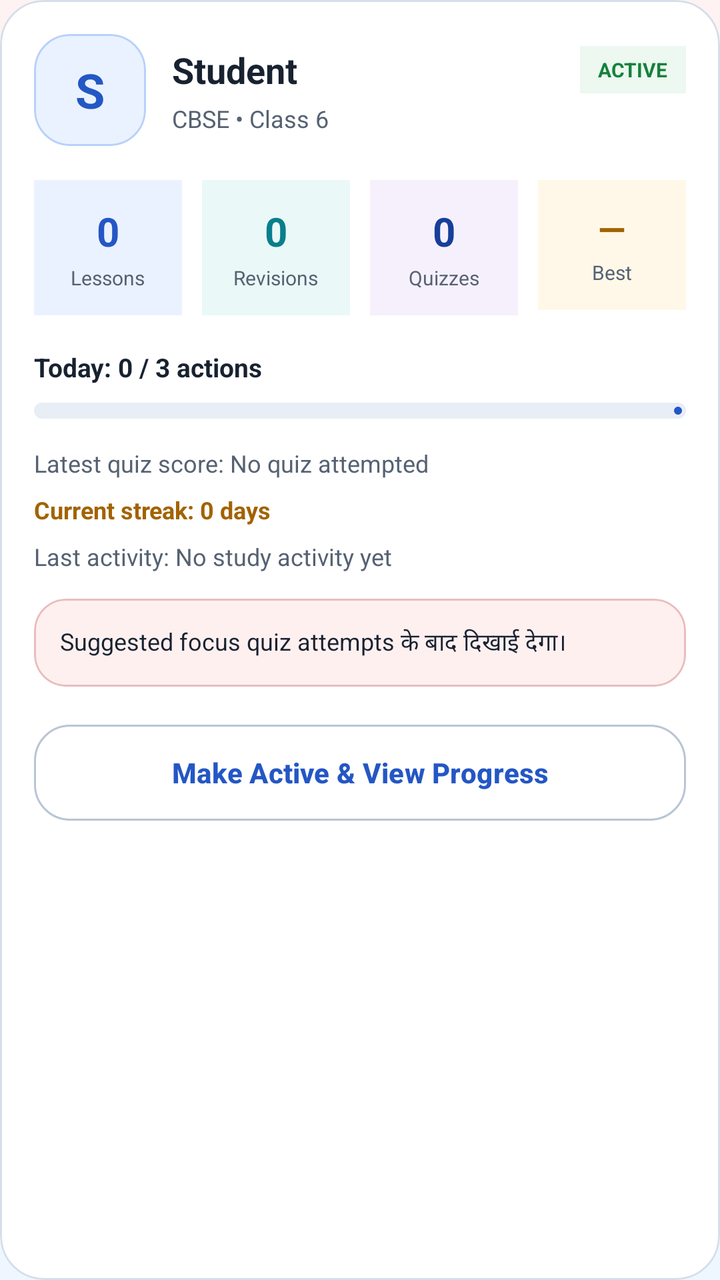
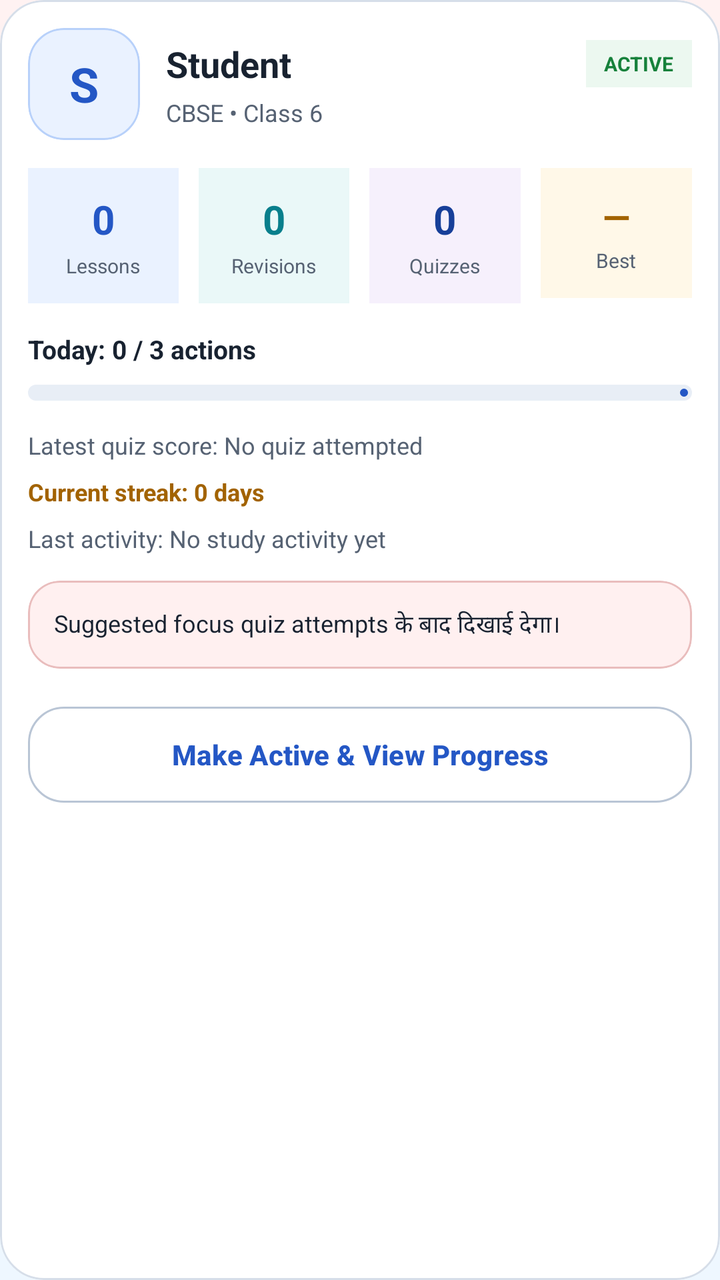

The first picture is an Android layout as it rendered before a commit; the second is the same layout after the commit. The layout source and the unified diff follow.
<!-- AndroidManifest.xml: application theme Theme.StudySaathi -->
<!-- res/layout/item_parent_profile_summary.xml -->
<?xml version="1.0" encoding="utf-8"?>
<com.google.android.material.card.MaterialCardView xmlns:android="http://schemas.android.com/apk/res/android"
    xmlns:app="http://schemas.android.com/apk/res-auto"
    android:id="@+id/cardParentProfile"
    android:layout_width="match_parent"
    android:layout_height="wrap_content"
    android:layout_marginBottom="14dp"
    app:cardBackgroundColor="@color/ss_surface"
    app:cardCornerRadius="22dp"
    app:cardElevation="0dp"
    app:strokeColor="@color/ss_outline"
    app:strokeWidth="1dp">

    <LinearLayout
        android:layout_width="match_parent"
        android:layout_height="wrap_content"
        android:orientation="vertical"
        android:padding="17dp">

        <LinearLayout
            android:layout_width="match_parent"
            android:layout_height="wrap_content"
            android:gravity="center_vertical"
            android:orientation="horizontal">

            <com.google.android.material.card.MaterialCardView
                android:layout_width="56dp"
                android:layout_height="56dp"
                app:cardBackgroundColor="@color/ss_blue_soft"
                app:cardCornerRadius="18dp"
                app:cardElevation="0dp"
                app:strokeColor="@color/ss_blue_border"
                app:strokeWidth="1dp">

                <TextView
                    android:id="@+id/textParentInitial"
                    android:layout_width="match_parent"
                    android:layout_height="match_parent"
                    android:fontFamily="sans-serif-rounded"
                    android:gravity="center"
                    android:text="S"
                    android:textColor="@color/ss_primary"
                    android:textSize="24sp"
                    android:textStyle="bold" />

            </com.google.android.material.card.MaterialCardView>

            <LinearLayout
                android:layout_width="0dp"
                android:layout_height="wrap_content"
                android:layout_marginStart="13dp"
                android:layout_weight="1"
                android:orientation="vertical">

                <LinearLayout
                    android:layout_width="match_parent"
                    android:layout_height="wrap_content"
                    android:gravity="center_vertical"
                    android:orientation="horizontal">

                    <TextView
                        android:id="@+id/textParentName"
                        android:layout_width="0dp"
                        android:layout_height="wrap_content"
                        android:layout_weight="1"
                        android:fontFamily="sans-serif-rounded"
                        android:text="Student"
                        android:textColor="@color/ss_text_primary"
                        android:textSize="18sp"
                        android:textStyle="bold" />

                    <TextView
                        android:id="@+id/textParentActiveBadge"
                        android:layout_width="wrap_content"
                        android:layout_height="wrap_content"
                        android:background="@color/ss_green_soft"
                        android:paddingStart="9dp"
                        android:paddingTop="5dp"
                        android:paddingEnd="9dp"
                        android:paddingBottom="5dp"
                        android:text="@string/parent_active_profile"
                        android:textColor="@color/ss_success"
                        android:textSize="10sp"
                        android:textStyle="bold" />

                </LinearLayout>

                <TextView
                    android:id="@+id/textParentDetails"
                    android:layout_width="match_parent"
                    android:layout_height="wrap_content"
                    android:layout_marginTop="4dp"
                    android:text="CBSE • Class 6"
                    android:textColor="@color/ss_text_secondary"
                    android:textSize="12sp" />

            </LinearLayout>

        </LinearLayout>

        <LinearLayout
            android:layout_width="match_parent"
            android:layout_height="wrap_content"
            android:layout_marginTop="17dp"
            android:baselineAligned="false"
            android:orientation="horizontal">

            <LinearLayout
                android:layout_width="0dp"
                android:layout_height="wrap_content"
                android:layout_marginEnd="5dp"
                android:layout_weight="1"
                android:background="@color/ss_blue_soft"
                android:gravity="center"
                android:orientation="vertical"
                android:padding="12dp">

                <TextView
                    android:id="@+id/textParentCompletedLessons"
                    android:layout_width="wrap_content"
                    android:layout_height="wrap_content"
                    android:text="0"
                    android:textColor="@color/ss_primary"
                    android:textSize="20sp"
                    android:textStyle="bold" />

                <TextView
                    android:layout_width="wrap_content"
                    android:layout_height="wrap_content"
                    android:layout_marginTop="3dp"
                    android:text="@string/parent_lessons"
                    android:textColor="@color/ss_text_secondary"
                    android:textSize="10sp" />

            </LinearLayout>

            <LinearLayout
                android:layout_width="0dp"
                android:layout_height="wrap_content"
                android:layout_marginStart="5dp"
                android:layout_marginEnd="5dp"
                android:layout_weight="1"
                android:background="@color/ss_teal_soft"
                android:gravity="center"
                android:orientation="vertical"
                android:padding="12dp">

                <TextView
                    android:id="@+id/textParentRevisions"
                    android:layout_width="wrap_content"
                    android:layout_height="wrap_content"
                    android:text="0"
                    android:textColor="@color/ss_secondary"
                    android:textSize="20sp"
                    android:textStyle="bold" />

                <TextView
                    android:layout_width="wrap_content"
                    android:layout_height="wrap_content"
                    android:layout_marginTop="3dp"
                    android:text="@string/parent_revisions"
                    android:textColor="@color/ss_text_secondary"
                    android:textSize="10sp" />

            </LinearLayout>

            <LinearLayout
                android:layout_width="0dp"
                android:layout_height="wrap_content"
                android:layout_marginStart="5dp"
                android:layout_marginEnd="5dp"
                android:layout_weight="1"
                android:background="@color/ss_purple_soft"
                android:gravity="center"
                android:orientation="vertical"
                android:padding="12dp">

                <TextView
                    android:id="@+id/textParentQuizAttempts"
                    android:layout_width="wrap_content"
                    android:layout_height="wrap_content"
                    android:text="0"
                    android:textColor="@color/ss_primary_dark"
                    android:textSize="20sp"
                    android:textStyle="bold" />

                <TextView
                    android:layout_width="wrap_content"
                    android:layout_height="wrap_content"
                    android:layout_marginTop="3dp"
                    android:text="@string/parent_quizzes"
                    android:textColor="@color/ss_text_secondary"
                    android:textSize="10sp" />

            </LinearLayout>

            <LinearLayout
                android:layout_width="0dp"
                android:layout_height="wrap_content"
                android:layout_marginStart="5dp"
                android:layout_weight="1"
                android:background="@color/ss_yellow_soft"
                android:gravity="center"
                android:orientation="vertical"
                android:padding="12dp">

                <TextView
                    android:id="@+id/textParentBestScore"
                    android:layout_width="wrap_content"
                    android:layout_height="wrap_content"
                    android:text="—"
                    android:textColor="@color/ss_warning"
                    android:textSize="18sp"
                    android:textStyle="bold" />

                <TextView
                    android:layout_width="wrap_content"
                    android:layout_height="wrap_content"
                    android:layout_marginTop="3dp"
                    android:text="@string/parent_best_score"
                    android:textColor="@color/ss_text_secondary"
                    android:textSize="10sp" />

            </LinearLayout>

        </LinearLayout>

        <TextView
            android:id="@+id/textParentDailyGoal"
            android:layout_width="match_parent"
            android:layout_height="wrap_content"
            android:layout_marginTop="17dp"
            android:text="Today: 0 / 3 actions"
            android:textColor="@color/ss_text_primary"
            android:textSize="13sp"
            android:textStyle="bold" />

        <com.google.android.material.progressindicator.LinearProgressIndicator
            android:id="@+id/progressParentDailyGoal"
            android:layout_width="match_parent"
            android:layout_height="8dp"
            android:layout_marginTop="9dp"
            app:indicatorColor="@color/ss_primary"
            app:trackColor="@color/ss_surface_muted"
            app:trackCornerRadius="4dp"
            app:trackThickness="8dp" />

        <TextView
            android:id="@+id/textParentLatestScore"
            android:layout_width="match_parent"
            android:layout_height="wrap_content"
            android:layout_marginTop="14dp"
            android:text="@string/parent_no_quiz_attempt"
            android:textColor="@color/ss_text_secondary"
            android:textSize="12sp" />

        <TextView
            android:id="@+id/textParentStreak"
            android:layout_width="match_parent"
            android:layout_height="wrap_content"
            android:layout_marginTop="7dp"
            android:text="Current streak: 0 days"
            android:textColor="@color/ss_warning"
            android:textSize="12sp"
            android:textStyle="bold" />

        <TextView
            android:id="@+id/textParentLastActivity"
            android:layout_width="match_parent"
            android:layout_height="wrap_content"
            android:layout_marginTop="7dp"
            android:text="@string/parent_no_study_activity"
            android:textColor="@color/ss_text_secondary"
            android:textSize="12sp" />

        <com.google.android.material.card.MaterialCardView
            android:layout_width="match_parent"
            android:layout_height="wrap_content"
            android:layout_marginTop="13dp"
            app:cardBackgroundColor="@color/ss_red_soft"
            app:cardCornerRadius="16dp"
            app:cardElevation="0dp"
            app:strokeColor="@color/ss_red_border"
            app:strokeWidth="1dp">

            <TextView
                android:id="@+id/textParentWeakChapter"
                android:layout_width="match_parent"
                android:layout_height="wrap_content"
                android:padding="13dp"
                android:text="@string/parent_weak_chapter_unavailable"
                android:textColor="@color/ss_text_primary"
                android:textSize="12sp" />

        </com.google.android.material.card.MaterialCardView>

        <com.google.android.material.button.MaterialButton
            android:id="@+id/buttonOpenParentProfile"
            style="@style/Widget.StudySaathi.Button.Outlined"
            android:layout_width="match_parent"
            android:layout_height="wrap_content"
            android:layout_marginTop="15dp"
            android:text="@string/parent_activate_and_view"
            android:textAllCaps="false"
            android:textSize="14sp" />

    </LinearLayout>

</com.google.android.material.card.MaterialCardView>
<!-- resources referenced by this layout -->
<resources>
  <color name="ss_blue_border">#B8D1FA</color>
  <color name="ss_blue_soft">#EAF2FF</color>
  <color name="ss_green_soft">#ECF8F0</color>
  <color name="ss_outline">#D6DEE9</color>
  <color name="ss_primary">#2457C5</color>
  <color name="ss_primary_dark">#173F99</color>
  <color name="ss_purple_soft">#F6F0FC</color>
  <color name="ss_red_border">#E9BDBD</color>
  <color name="ss_red_soft">#FFF0F0</color>
  <color name="ss_secondary">#087F8C</color>
  <color name="ss_success">#16813B</color>
  <color name="ss_surface">#FFFFFF</color>
  <color name="ss_surface_muted">#E8EEF6</color>
  <color name="ss_teal_soft">#EAF8F8</color>
  <color name="ss_text_primary">#182230</color>
  <color name="ss_text_secondary">#566273</color>
  <color name="ss_warning">#A26300</color>
  <color name="ss_yellow_soft">#FFF8E8</color>
  <string name="parent_activate_and_view">
          Make Active &amp; View Progress
      </string>
  <string name="parent_active_profile">
          ACTIVE
      </string>
  <string name="parent_best_score">
          Best
      </string>
  <string name="parent_lessons">
          Lessons
      </string>
  <string name="parent_no_quiz_attempt">
          Latest quiz score: No quiz attempted
      </string>
  <string name="parent_no_study_activity">
          Last activity: No study activity yet
      </string>
  <string name="parent_quizzes">
          Quizzes
      </string>
  <string name="parent_revisions">
          Revisions
      </string>
  <string name="parent_weak_chapter_unavailable">
          Suggested focus quiz attempts के बाद दिखाई देगा।
      </string>
  <style name="Widget.StudySaathi.Button.Outlined" parent="Widget.Material3.Button.OutlinedButton">
          <item name="cornerRadius">18dp</item>
          <item name="android:minHeight">56dp</item>
          <item name="android:textStyle">bold</item>
          <item name="strokeColor">@color/ss_outline_strong</item>
          <item name="android:textColor">@color/ss_primary</item>
      </style>
  <color name="ss_outline_strong">#B9C5D5</color>
  <color name="ss_on_primary">#FFFFFF</color>
  <color name="ss_on_secondary">#FFFFFF</color>
  <color name="ss_tertiary">#8A5A00</color>
  <color name="ss_on_tertiary">#FFFFFF</color>
  <color name="ss_background">#F7F9FC</color>
  <color name="ss_surface_soft">#F0F4FA</color>
  <color name="ss_error">#BA1A1A</color>
  <color name="white">#FFFFFFFF</color>
  <!-- drawable bg_app_soft_mix (drawable) -->
  <?xml version="1.0" encoding="utf-8"?>
  <shape xmlns:android="http://schemas.android.com/apk/res/android"
      android:shape="rectangle">
  
      <gradient
          android:angle="270"
          android:centerColor="#F2FBF3"
          android:endColor="#EEF7FF"
          android:startColor="#FFF2F2"
          android:type="linear" />
  
  </shape>
  <!-- unchanged entries left out for length: 1 -->
</resources>

<!-- the commit's change to res/layout/item_parent_profile_summary.xml (unified diff, before → after) -->
@@ -15,7 +15,7 @@
         android:layout_width="match_parent"
         android:layout_height="wrap_content"
         android:orientation="vertical"
-        android:padding="17dp">
+        android:padding="14dp">
 
         <LinearLayout
             android:layout_width="match_parent"
@@ -101,7 +101,7 @@
         <LinearLayout
             android:layout_width="match_parent"
             android:layout_height="wrap_content"
-            android:layout_marginTop="17dp"
+            android:layout_marginTop="14dp"
             android:baselineAligned="false"
             android:orientation="horizontal">
 
@@ -229,7 +229,7 @@
             android:id="@+id/textParentDailyGoal"
             android:layout_width="match_parent"
             android:layout_height="wrap_content"
-            android:layout_marginTop="17dp"
+            android:layout_marginTop="14dp"
             android:text="Today: 0 / 3 actions"
             android:textColor="@color/ss_text_primary"
             android:textSize="13sp"
